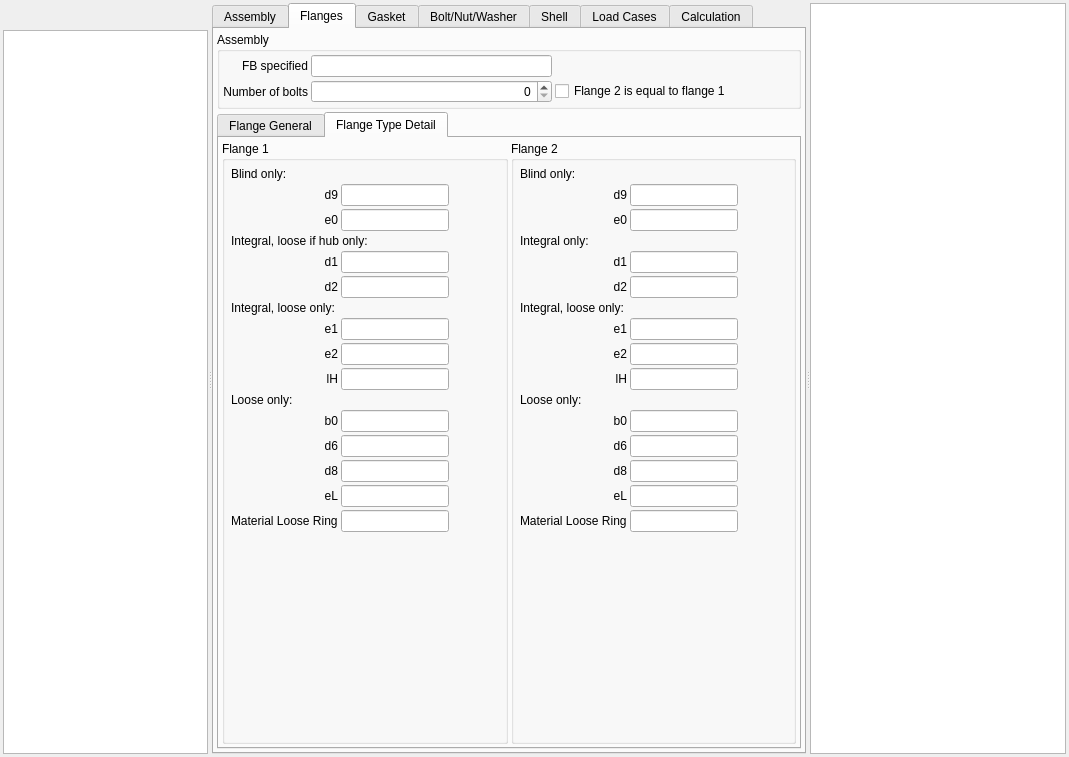
First picture: the form in pcalc/src/gui/pcalc_en1591widget.ui, repository hermixy/biluna, before the edit.
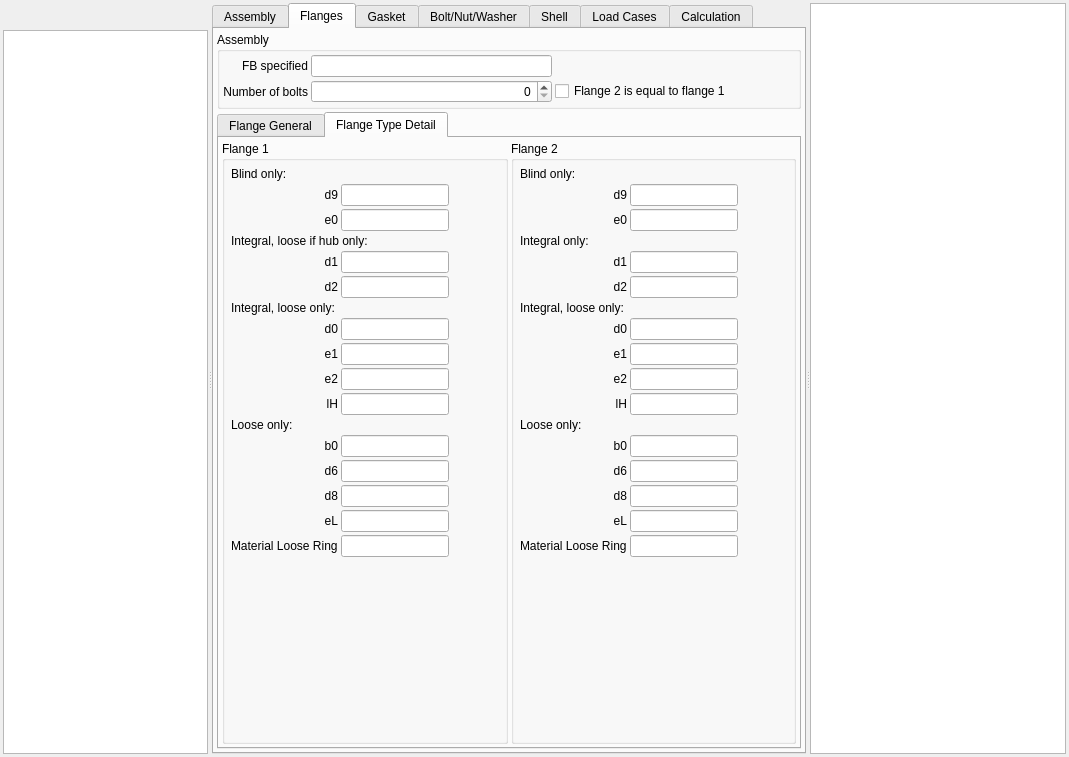
Second picture: the form after the edit. The open tabs and pages were chosen to show the change. Icons and pictures are not drawn. Custom widgets are drawn as their Qt base class.

Commit message: PCALC validation of flange types against vendor 1 completed

What changed in the file:
```diff
--- a/pcalc/src/gui/pcalc_en1591widget.ui
+++ b/pcalc/src/gui/pcalc_en1591widget.ui
@@ -361,7 +361,7 @@
          <item row="1" column="0">
           <widget class="QTabWidget" name="tabFlangeDetail">
            <property name="currentIndex">
-            <number>1</number>
+            <number>0</number>
            </property>
            <widget class="QWidget" name="tabFlangeGeneral">
             <attribute name="title">
@@ -467,16 +467,6 @@
                   </property>
                  </widget>
                 </item>
-                <item row="1" column="0">
-                 <widget class="QLabel" name="lbld0_1">
-                  <property name="text">
-                   <string>d0</string>
-                  </property>
-                  <property name="alignment">
-                   <set>Qt::AlignRight|Qt::AlignTrailing|Qt::AlignVCenter</set>
-                  </property>
-                 </widget>
-                </item>
                 <item row="3" column="0">
                  <widget class="QLabel" name="lbld4_1">
                   <property name="text">
@@ -547,16 +537,6 @@
                   </property>
                  </widget>
                 </item>
-                <item row="1" column="1">
-                 <widget class="RB_UomLineEdit" name="led0_1">
-                  <property name="sizePolicy">
-                   <sizepolicy hsizetype="Preferred" vsizetype="Fixed">
-                    <horstretch>0</horstretch>
-                    <verstretch>0</verstretch>
-                   </sizepolicy>
-                  </property>
-                 </widget>
-                </item>
                 <item row="11" column="1">
                  <widget class="RB_UomLineEdit" name="leeQ_1">
                   <property name="sizePolicy">
@@ -770,26 +750,6 @@
                   </property>
                  </widget>
                 </item>
-                <item row="1" column="1">
-                 <widget class="RB_UomLineEdit" name="led0_2">
-                  <property name="sizePolicy">
-                   <sizepolicy hsizetype="Preferred" vsizetype="Fixed">
-                    <horstretch>0</horstretch>
-                    <verstretch>0</verstretch>
-                   </sizepolicy>
-                  </property>
-                 </widget>
-                </item>
-                <item row="1" column="0">
-                 <widget class="QLabel" name="lbld0_2">
-                  <property name="text">
-                   <string>d0</string>
-                  </property>
-                  <property name="alignment">
-                   <set>Qt::AlignRight|Qt::AlignTrailing|Qt::AlignVCenter</set>
-                  </property>
-                 </widget>
-                </item>
                 <item row="9" column="1">
                  <widget class="RB_UomLineEdit" name="leeREC_2">
                   <property name="sizePolicy">
@@ -943,19 +903,6 @@
                   </property>
                  </widget>
                 </item>
-                <item row="1" column="2">
-                 <spacer name="horizontalSpacer_17">
-                  <property name="orientation">
-                   <enum>Qt::Horizontal</enum>
-                  </property>
-                  <property name="sizeHint" stdset="0">
-                   <size>
-                    <width>40</width>
-                    <height>20</height>
-                   </size>
-                  </property>
-                 </spacer>
-                </item>
                 <item row="0" column="1" colspan="2">
                  <widget class="QComboBox" name="cbTypeFlange_2"/>
                 </item>
@@ -972,6 +919,19 @@
                 <item row="13" column="1" colspan="2">
                  <widget class="QLineEdit" name="ileMaterialFlange_2"/>
                 </item>
+                <item row="3" column="2">
+                 <spacer name="horizontalSpacer_17">
+                  <property name="orientation">
+                   <enum>Qt::Horizontal</enum>
+                  </property>
+                  <property name="sizeHint" stdset="0">
+                   <size>
+                    <width>40</width>
+                    <height>20</height>
+                   </size>
+                  </property>
+                 </spacer>
+                </item>
                </layout>
               </widget>
              </item>
@@ -1002,7 +962,7 @@
                <property name="title">
                 <string>Flange 1</string>
                </property>
-               <layout class="QGridLayout" name="gridLayout_31" rowstretch="0,0,0,0,0,0,0,0,0,0,0,0,0,0,0,0,0,0">
+               <layout class="QGridLayout" name="gridLayout_31" rowstretch="0,0,0,0,0,0,0,0,0,0,0,0,0,0,0,0,0,0,0">
                 <property name="leftMargin">
                  <number>6</number>
                 </property>
@@ -1018,7 +978,105 @@
                 <property name="spacing">
                  <number>3</number>
                 </property>
-                <item row="10" column="0" colspan="2">
+                <item row="2" column="1">
+                 <widget class="RB_UomLineEdit" name="lee0_1"/>
+                </item>
+                <item row="12" column="0">
+                 <widget class="QLabel" name="lblb0_1">
+                  <property name="text">
+                   <string>b0</string>
+                  </property>
+                  <property name="alignment">
+                   <set>Qt::AlignRight|Qt::AlignTrailing|Qt::AlignVCenter</set>
+                  </property>
+                 </widget>
+                </item>
+                <item row="9" column="1">
+                 <widget class="RB_UomLineEdit" name="lee2_1"/>
+                </item>
+                <item row="8" column="1">
+                 <widget class="RB_UomLineEdit" name="lee1_1"/>
+                </item>
+                <item row="8" column="0">
+                 <widget class="QLabel" name="lble1_1">
+                  <property name="text">
+                   <string>e1</string>
+                  </property>
+                  <property name="alignment">
+                   <set>Qt::AlignRight|Qt::AlignTrailing|Qt::AlignVCenter</set>
+                  </property>
+                 </widget>
+                </item>
+                <item row="1" column="2">
+                 <spacer name="horizontalSpacer_18">
+                  <property name="orientation">
+                   <enum>Qt::Horizontal</enum>
+                  </property>
+                  <property name="sizeHint" stdset="0">
+                   <size>
+                    <width>40</width>
+                    <height>20</height>
+                   </size>
+                  </property>
+                 </spacer>
+                </item>
+                <item row="15" column="1">
+                 <widget class="RB_UomLineEdit" name="leeL_1"/>
+                </item>
+                <item row="5" column="0">
+                 <widget class="QLabel" name="lbld2_1">
+                  <property name="text">
+                   <string>d2</string>
+                  </property>
+                  <property name="alignment">
+                   <set>Qt::AlignRight|Qt::AlignTrailing|Qt::AlignVCenter</set>
+                  </property>
+                 </widget>
+                </item>
+                <item row="4" column="0">
+                 <widget class="QLabel" name="lbld1_1">
+                  <property name="text">
+                   <string>d1</string>
+                  </property>
+                  <property name="alignment">
+                   <set>Qt::AlignRight|Qt::AlignTrailing|Qt::AlignVCenter</set>
+                  </property>
+                 </widget>
+                </item>
+                <item row="18" column="0">
+                 <spacer name="verticalSpacer_2">
+                  <property name="orientation">
+                   <enum>Qt::Vertical</enum>
+                  </property>
+                  <property name="sizeHint" stdset="0">
+                   <size>
+                    <width>20</width>
+                    <height>40</height>
+                   </size>
+                  </property>
+                 </spacer>
+                </item>
+                <item row="2" column="0">
+                 <widget class="QLabel" name="lble0_1">
+                  <property name="text">
+                   <string>e0</string>
+                  </property>
+                  <property name="alignment">
+                   <set>Qt::AlignRight|Qt::AlignTrailing|Qt::AlignVCenter</set>
+                  </property>
+                 </widget>
+                </item>
+                <item row="16" column="1">
+                 <widget class="QLineEdit" name="ileMaterialLooseRing_1"/>
+                </item>
+                <item row="16" column="0">
+                 <widget class="QLabel" name="lblMaterialLooseRing_1">
+                  <property name="text">
+                   <string>Material Loose Ring</string>
+                  </property>
+                 </widget>
+                </item>
+                <item row="11" column="0" colspan="2">
                  <widget class="QLabel" name="lblLooseOnly_1">
                   <property name="text">
                    <string>Loose only:</string>
@@ -1028,7 +1086,17 @@
                 <item row="1" column="1">
                  <widget class="RB_UomLineEdit" name="led9_1"/>
                 </item>
-                <item row="12" column="1">
+                <item row="3" column="0" colspan="2">
+                 <widget class="QLabel" name="lblIntegralOnly_1">
+                  <property name="text">
+                   <string>Integral, loose if hub only:</string>
+                  </property>
+                 </widget>
+                </item>
+                <item row="4" column="1">
+                 <widget class="RB_UomLineEdit" name="led1_1"/>
+                </item>
+                <item row="13" column="1">
                  <widget class="RB_UomLineEdit" name="led6_1"/>
                 </item>
                 <item row="1" column="0">
@@ -1048,17 +1116,7 @@
                   </property>
                  </widget>
                 </item>
-                <item row="4" column="1">
-                 <widget class="RB_UomLineEdit" name="led1_1"/>
-                </item>
-                <item row="3" column="0" colspan="2">
-                 <widget class="QLabel" name="lblIntegralOnly_1">
-                  <property name="text">
-                   <string>Integral, loose if hub only:</string>
-                  </property>
-                 </widget>
-                </item>
-                <item row="14" column="0">
+                <item row="15" column="0">
                  <widget class="QLabel" name="lbleL_1">
                   <property name="text">
                    <string>eL</string>
@@ -1068,16 +1126,6 @@
                   </property>
                  </widget>
                 </item>
-                <item row="13" column="0">
-                 <widget class="QLabel" name="lbld8_1">
-                  <property name="text">
-                   <string>d8</string>
-                  </property>
-                  <property name="alignment">
-                   <set>Qt::AlignRight|Qt::AlignTrailing|Qt::AlignVCenter</set>
-                  </property>
-                 </widget>
-                </item>
                 <item row="6" column="0" colspan="2">
                  <widget class="QLabel" name="lblIntegralLooseOnly_1">
                   <property name="text">
@@ -1085,7 +1133,17 @@
                   </property>
                  </widget>
                 </item>
-                <item row="9" column="0">
+                <item row="14" column="0">
+                 <widget class="QLabel" name="lbld8_1">
+                  <property name="text">
+                   <string>d8</string>
+                  </property>
+                  <property name="alignment">
+                   <set>Qt::AlignRight|Qt::AlignTrailing|Qt::AlignVCenter</set>
+                  </property>
+                 </widget>
+                </item>
+                <item row="10" column="0">
                  <widget class="QLabel" name="lbllH_1">
                   <property name="text">
                    <string>lH</string>
@@ -1095,26 +1153,26 @@
                   </property>
                  </widget>
                 </item>
-                <item row="12" column="0">
-                 <widget class="QLabel" name="lbld6_1">
-                  <property name="text">
-                   <string>d6</string>
-                  </property>
-                  <property name="alignment">
-                   <set>Qt::AlignRight|Qt::AlignTrailing|Qt::AlignVCenter</set>
-                  </property>
-                 </widget>
-                </item>
-                <item row="11" column="1">
-                 <widget class="RB_UomLineEdit" name="leb0_1"/>
-                </item>
-                <item row="9" column="1">
+                <item row="10" column="1">
                  <widget class="RB_UomLineEdit" name="lelH_1"/>
                 </item>
-                <item row="13" column="1">
+                <item row="5" column="1">
+                 <widget class="RB_UomLineEdit" name="led2_1"/>
+                </item>
+                <item row="13" column="0">
+                 <widget class="QLabel" name="lbld6_1">
+                  <property name="text">
+                   <string>d6</string>
+                  </property>
+                  <property name="alignment">
+                   <set>Qt::AlignRight|Qt::AlignTrailing|Qt::AlignVCenter</set>
+                  </property>
+                 </widget>
+                </item>
+                <item row="14" column="1">
                  <widget class="RB_UomLineEdit" name="led8_1"/>
                 </item>
-                <item row="8" column="0">
+                <item row="9" column="0">
                  <widget class="QLabel" name="lble2_1">
                   <property name="text">
                    <string>e2</string>
@@ -1124,13 +1182,13 @@
                   </property>
                  </widget>
                 </item>
-                <item row="5" column="1">
-                 <widget class="RB_UomLineEdit" name="led2_1"/>
+                <item row="12" column="1">
+                 <widget class="RB_UomLineEdit" name="leb0_1"/>
                 </item>
                 <item row="7" column="0">
-                 <widget class="QLabel" name="lble1_1">
+                 <widget class="QLabel" name="lbld0_1">
                   <property name="text">
-                   <string>e1</string>
+                   <string>d0</string>
                   </property>
                   <property name="alignment">
                    <set>Qt::AlignRight|Qt::AlignTrailing|Qt::AlignVCenter</set>
@@ -1138,92 +1196,7 @@
                  </widget>
                 </item>
                 <item row="7" column="1">
-                 <widget class="RB_UomLineEdit" name="lee1_1"/>
-                </item>
-                <item row="11" column="0">
-                 <widget class="QLabel" name="lblb0_1">
-                  <property name="text">
-                   <string>b0</string>
-                  </property>
-                  <property name="alignment">
-                   <set>Qt::AlignRight|Qt::AlignTrailing|Qt::AlignVCenter</set>
-                  </property>
-                 </widget>
-                </item>
-                <item row="2" column="1">
-                 <widget class="RB_UomLineEdit" name="lee0_1"/>
-                </item>
-                <item row="8" column="1">
-                 <widget class="RB_UomLineEdit" name="lee2_1"/>
-                </item>
-                <item row="14" column="1">
-                 <widget class="RB_UomLineEdit" name="leeL_1"/>
-                </item>
-                <item row="2" column="0">
-                 <widget class="QLabel" name="lble0_1">
-                  <property name="text">
-                   <string>e0</string>
-                  </property>
-                  <property name="alignment">
-                   <set>Qt::AlignRight|Qt::AlignTrailing|Qt::AlignVCenter</set>
-                  </property>
-                 </widget>
-                </item>
-                <item row="4" column="0">
-                 <widget class="QLabel" name="lbld1_1">
-                  <property name="text">
-                   <string>d1</string>
-                  </property>
-                  <property name="alignment">
-                   <set>Qt::AlignRight|Qt::AlignTrailing|Qt::AlignVCenter</set>
-                  </property>
-                 </widget>
-                </item>
-                <item row="5" column="0">
-                 <widget class="QLabel" name="lbld2_1">
-                  <property name="text">
-                   <string>d2</string>
-                  </property>
-                  <property name="alignment">
-                   <set>Qt::AlignRight|Qt::AlignTrailing|Qt::AlignVCenter</set>
-                  </property>
-                 </widget>
-                </item>
-                <item row="17" column="0">
-                 <spacer name="verticalSpacer_2">
-                  <property name="orientation">
-                   <enum>Qt::Vertical</enum>
-                  </property>
-                  <property name="sizeHint" stdset="0">
-                   <size>
-                    <width>20</width>
-                    <height>40</height>
-                   </size>
-                  </property>
-                 </spacer>
-                </item>
-                <item row="1" column="2">
-                 <spacer name="horizontalSpacer_18">
-                  <property name="orientation">
-                   <enum>Qt::Horizontal</enum>
-                  </property>
-                  <property name="sizeHint" stdset="0">
-                   <size>
-                    <width>40</width>
-                    <height>20</height>
-                   </size>
-                  </property>
-                 </spacer>
-                </item>
-                <item row="15" column="0">
-                 <widget class="QLabel" name="lblMaterialLooseRing_1">
-                  <property name="text">
-                   <string>Material Loose Ring</string>
-                  </property>
-                 </widget>
-                </item>
-                <item row="15" column="1">
-                 <widget class="QLineEdit" name="ileMaterialLooseRing_1"/>
+                 <widget class="RB_UomLineEdit" name="led0_1"/>
                 </item>
                </layout>
               </widget>
@@ -1255,16 +1228,6 @@
                 <item row="2" column="1">
                  <widget class="RB_UomLineEdit" name="lee0_2"/>
                 </item>
-                <item row="2" column="0">
-                 <widget class="QLabel" name="lble0_2">
-                  <property name="text">
-                   <string>e0</string>
-                  </property>
-                  <property name="alignment">
-                   <set>Qt::AlignRight|Qt::AlignTrailing|Qt::AlignVCenter</set>
-                  </property>
-                 </widget>
-                </item>
                 <item row="3" column="0" colspan="2">
                  <widget class="QLabel" name="lblIntegralOnly_2">
                   <property name="text">
@@ -1292,46 +1255,69 @@
                 <item row="5" column="1">
                  <widget class="RB_UomLineEdit" name="led2_2"/>
                 </item>
-                <item row="4" column="1">
-                 <widget class="RB_UomLineEdit" name="led1_2"/>
-                </item>
-                <item row="4" column="0">
-                 <widget class="QLabel" name="lbld1_2">
+                <item row="2" column="0">
+                 <widget class="QLabel" name="lble0_2">
                   <property name="text">
-                   <string>d1</string>
+                   <string>e0</string>
                   </property>
                   <property name="alignment">
                    <set>Qt::AlignRight|Qt::AlignTrailing|Qt::AlignVCenter</set>
                   </property>
                  </widget>
                 </item>
-                <item row="8" column="0">
-                 <widget class="QLabel" name="lble2_2">
-                  <property name="text">
-                   <string>e2</string>
-                  </property>
-                  <property name="alignment">
-                   <set>Qt::AlignRight|Qt::AlignTrailing|Qt::AlignVCenter</set>
-                  </property>
-                 </widget>
-                </item>
-                <item row="7" column="0">
-                 <widget class="QLabel" name="lble1_2">
-                  <property name="text">
-                   <string>e1</string>
-                  </property>
-                  <property name="alignment">
-                   <set>Qt::AlignRight|Qt::AlignTrailing|Qt::AlignVCenter</set>
-                  </property>
-                 </widget>
-                </item>
-                <item row="8" column="1">
+                <item row="9" column="1">
                  <widget class="RB_UomLineEdit" name="lee2_2"/>
                 </item>
-                <item row="7" column="1">
+                <item row="8" column="0">
+                 <widget class="QLabel" name="lble1_2">
+                  <property name="text">
+                   <string>e1</string>
+                  </property>
+                  <property name="alignment">
+                   <set>Qt::AlignRight|Qt::AlignTrailing|Qt::AlignVCenter</set>
+                  </property>
+                 </widget>
+                </item>
+                <item row="9" column="0">
+                 <widget class="QLabel" name="lble2_2">
+                  <property name="text">
+                   <string>e2</string>
+                  </property>
+                  <property name="alignment">
+                   <set>Qt::AlignRight|Qt::AlignTrailing|Qt::AlignVCenter</set>
+                  </property>
+                 </widget>
+                </item>
+                <item row="4" column="0">
+                 <widget class="QLabel" name="lbld1_2">
+                  <property name="text">
+                   <string>d1</string>
+                  </property>
+                  <property name="alignment">
+                   <set>Qt::AlignRight|Qt::AlignTrailing|Qt::AlignVCenter</set>
+                  </property>
+                 </widget>
+                </item>
+                <item row="4" column="1">
+                 <widget class="RB_UomLineEdit" name="led1_2"/>
+                </item>
+                <item row="12" column="0">
+                 <widget class="QLabel" name="lblb0_2">
+                  <property name="text">
+                   <string>b0</string>
+                  </property>
+                  <property name="alignment">
+                   <set>Qt::AlignRight|Qt::AlignTrailing|Qt::AlignVCenter</set>
+                  </property>
+                 </widget>
+                </item>
+                <item row="8" column="1">
                  <widget class="RB_UomLineEdit" name="lee1_2"/>
                 </item>
-                <item row="9" column="0">
+                <item row="12" column="1">
+                 <widget class="RB_UomLineEdit" name="leb0_2"/>
+                </item>
+                <item row="10" column="0">
                  <widget class="QLabel" name="lbllH_2">
                   <property name="text">
                    <string>lH</string>
@@ -1341,27 +1327,24 @@
                   </property>
                  </widget>
                 </item>
-                <item row="10" column="0" colspan="2">
+                <item row="11" column="0" colspan="2">
                  <widget class="QLabel" name="lblLooseOnly_2">
                   <property name="text">
                    <string>Loose only:</string>
                   </property>
                  </widget>
                 </item>
-                <item row="11" column="0">
-                 <widget class="QLabel" name="lblb0_2">
+                <item row="14" column="0">
+                 <widget class="QLabel" name="lbld8_2">
                   <property name="text">
-                   <string>b0</string>
+                   <string>d8</string>
                   </property>
                   <property name="alignment">
                    <set>Qt::AlignRight|Qt::AlignTrailing|Qt::AlignVCenter</set>
                   </property>
                  </widget>
                 </item>
-                <item row="11" column="1">
-                 <widget class="RB_UomLineEdit" name="leb0_2"/>
-                </item>
-                <item row="12" column="0">
+                <item row="13" column="0">
                  <widget class="QLabel" name="lbld6_2">
                   <property name="text">
                    <string>d6</string>
@@ -1371,39 +1354,16 @@
                   </property>
                  </widget>
                 </item>
-                <item row="9" column="1">
+                <item row="10" column="1">
                  <widget class="RB_UomLineEdit" name="lelH_2"/>
                 </item>
-                <item row="14" column="1">
+                <item row="15" column="1">
                  <widget class="RB_UomLineEdit" name="leeL_2"/>
                 </item>
-                <item row="13" column="0">
-                 <widget class="QLabel" name="lbld8_2">
-                  <property name="text">
-                   <string>d8</string>
-                  </property>
-                  <property name="alignment">
-                   <set>Qt::AlignRight|Qt::AlignTrailing|Qt::AlignVCenter</set>
-                  </property>
-                 </widget>
-                </item>
-                <item row="13" column="1">
+                <item row="14" column="1">
                  <widget class="RB_UomLineEdit" name="led8_2"/>
                 </item>
-                <item row="14" column="0">
-                 <widget class="QLabel" name="lbleL_2">
-                  <property name="text">
-                   <string>eL</string>
-                  </property>
-                  <property name="alignment">
-                   <set>Qt::AlignRight|Qt::AlignTrailing|Qt::AlignVCenter</set>
-                  </property>
-                 </widget>
-                </item>
-                <item row="12" column="1">
-                 <widget class="RB_UomLineEdit" name="led6_2"/>
-                </item>
-                <item row="17" column="1">
+                <item row="18" column="1">
                  <spacer name="verticalSpacer_12">
                   <property name="orientation">
                    <enum>Qt::Vertical</enum>
@@ -1416,6 +1376,16 @@
                   </property>
                  </spacer>
                 </item>
+                <item row="15" column="0">
+                 <widget class="QLabel" name="lbleL_2">
+                  <property name="text">
+                   <string>eL</string>
+                  </property>
+                  <property name="alignment">
+                   <set>Qt::AlignRight|Qt::AlignTrailing|Qt::AlignVCenter</set>
+                  </property>
+                 </widget>
+                </item>
                 <item row="1" column="0">
                  <widget class="QLabel" name="lbld9_2">
                   <property name="text">
@@ -1426,6 +1396,9 @@
                   </property>
                  </widget>
                 </item>
+                <item row="13" column="1">
+                 <widget class="RB_UomLineEdit" name="led6_2"/>
+                </item>
                 <item row="0" column="0" colspan="2">
                  <widget class="QLabel" name="lblBlindOnly_2">
                   <property name="text">
@@ -1433,29 +1406,42 @@
                   </property>
                  </widget>
                 </item>
-                <item row="1" column="2">
-                 <spacer name="horizontalSpacer_19">
-                  <property name="orientation">
-                   <enum>Qt::Horizontal</enum>
-                  </property>
-                  <property name="sizeHint" stdset="0">
-                   <size>
-                    <width>40</width>
-                    <height>20</height>
-                   </size>
-                  </property>
-                 </spacer>
-                </item>
-                <item row="15" column="0">
-                 <widget class="QLabel" name="lblMaterialLooseRing_2">
-                  <property name="text">
-                   <string>Material Loose Ring</string>
-                  </property>
-                 </widget>
-                </item>
-                <item row="15" column="1">
+                <item row="16" column="1">
                  <widget class="QLineEdit" name="ileMaterialLooseRing_2"/>
                 </item>
+                <item row="16" column="0">
+                 <widget class="QLabel" name="lblMaterialLooseRing_2">
+                  <property name="text">
+                   <string>Material Loose Ring</string>
+                  </property>
+                 </widget>
+                </item>
+                <item row="1" column="2">
+                 <spacer name="horizontalSpacer_19">
+                  <property name="orientation">
+                   <enum>Qt::Horizontal</enum>
+                  </property>
+                  <property name="sizeHint" stdset="0">
+                   <size>
+                    <width>40</width>
+                    <height>20</height>
+                   </size>
+                  </property>
+                 </spacer>
+                </item>
+                <item row="7" column="0">
+                 <widget class="QLabel" name="lbld0_2">
+                  <property name="text">
+                   <string>d0</string>
+                  </property>
+                  <property name="alignment">
+                   <set>Qt::AlignRight|Qt::AlignTrailing|Qt::AlignVCenter</set>
+                  </property>
+                 </widget>
+                </item>
+                <item row="7" column="1">
+                 <widget class="RB_UomLineEdit" name="led0_2"/>
+                </item>
                </layout>
               </widget>
              </item>
```
Left out of the diff: 2 changed lines with no effect on the pictures. The commit also changes 10 other files.
